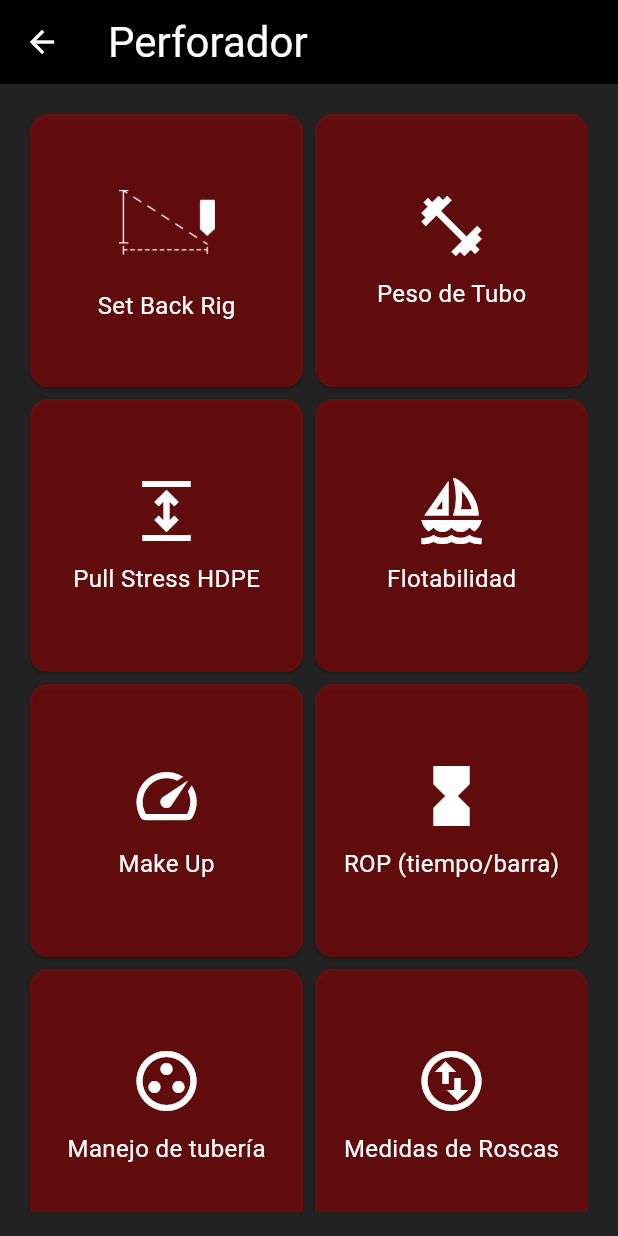
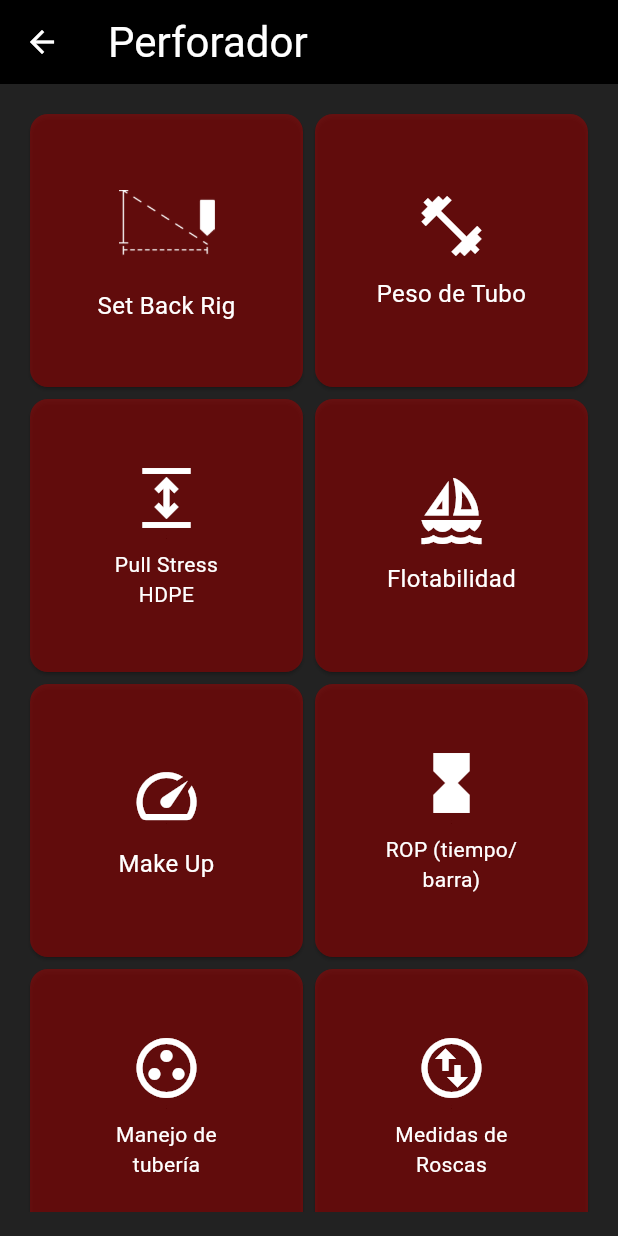
Before and after one commit to GuiQ-coder/HDD_ProCalc_APP, a Flutter app: the MenuPage screen opened by its route, after a tap on "Perforador", on a phone screen of 412 x 824 dp. Run offline on Flutter 3.47's test engine with Material 3 defaults, Android fonts, the light colour scheme and no system bars; our stand-ins replace device_info_plus, device_preview, dio, fl_chart, open_filex, permission_handler.

Commit message:
Ajustado el submenu_card, para ajustarlo en iOS

```diff
--- /dev/null
+++ b/devtools_options.yaml
@@ -0,0 +1,3 @@
+description: This file stores settings for Dart & Flutter DevTools.
+documentation: https://docs.flutter.dev/tools/devtools/extensions#configure-extension-enablement-states
+extensions:
--- a/lib/screens/menu/menu_page.dart
+++ b/lib/screens/menu/menu_page.dart
@@ -41,7 +41,7 @@ class MenuPage extends StatelessWidget {
 
               // Botones en columna
              Padding(
-                padding: const EdgeInsets.symmetric(horizontal: 20),
+                padding: const EdgeInsets.symmetric(horizontal: 0),
                 child: Column(
                   children: menuItems.map((item) {
                     return Padding(
--- a/lib/screens/submenu/submenu_card.dart
+++ b/lib/screens/submenu/submenu_card.dart
@@ -16,7 +16,11 @@ class SubMenuCard extends StatelessWidget {
     return Card(
       color: const Color.fromRGBO(170, 0, 0, 0.5),
       child: InkWell(
-        onTap: () => navigateToRoute(context, option['route']),
+        onTap: () => option['route'] != null
+            ? navigateToRoute(context, option['route'])
+            : null,
+        child: Padding(
+          padding: const EdgeInsets.all(8.0),
           child: Column(
             mainAxisAlignment: MainAxisAlignment.center,
             children: [
@@ -29,11 +33,21 @@ class SubMenuCard extends StatelessWidget {
                     )
                   : Icon(option['icon'], size: 48, color: Colors.white),
               const SizedBox(height: 10),
-            Text(
+              SizedBox(
+                width: 100, // Ancho fijo para alinear todas las tarjetas
+                child: Text(
                   option['name'],
-              style: const TextStyle(color: Colors.white, fontSize: 16),
+                  style: TextStyle(
+                    color: Colors.white,
+                    fontSize: option['name'].length > 15 ? 14 : 16,
+                  ),
+                  maxLines: 2,
+                  overflow: TextOverflow.ellipsis,
+                  textAlign: TextAlign.center,
+                ),
               ),
             ],
+          ),
         ),
       ),
     );
```
Also changed, not shown: 9 other files. Lines whose indentation alone changed are shown as unchanged.
